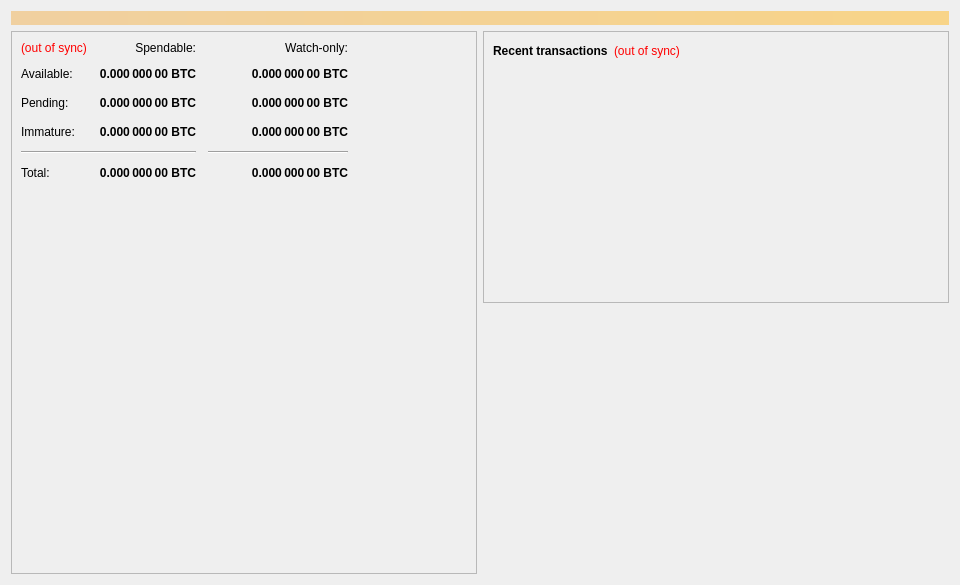
Above: src/qt/forms/overviewpage.ui from tvl83/MNPCoin-PolisCore before the change. Below: the same form after it.
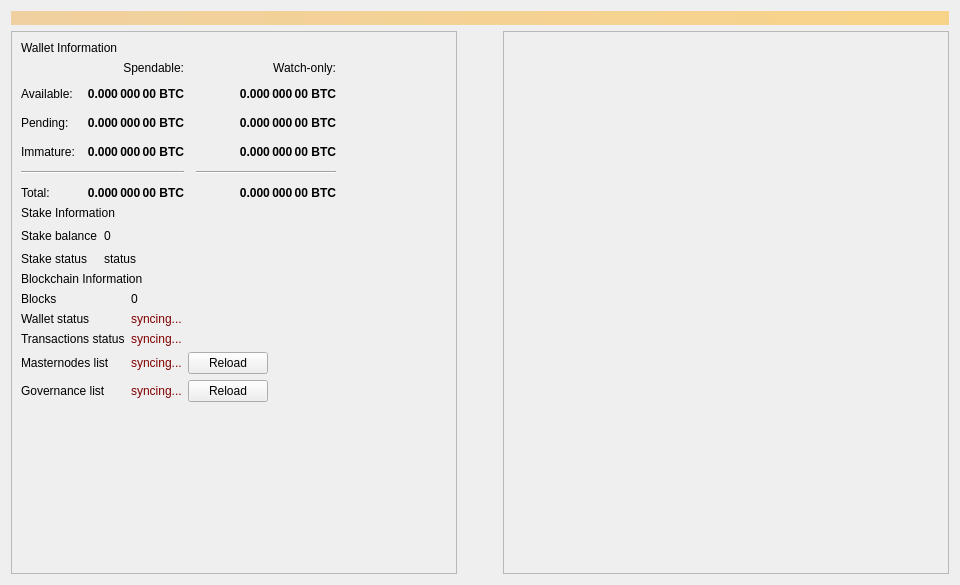
That is the form after the change.

Patch:
```diff
--- a/src/qt/forms/overviewpage.ui
+++ b/src/qt/forms/overviewpage.ui
@@ -40,7 +40,7 @@
     </widget>
    </item>
    <item>
-    <layout class="QHBoxLayout" name="horizontalLayout" stretch="1,1">
+    <layout class="QHBoxLayout" name="horizontalLayout" stretch="1,0,1">
      <item>
       <layout class="QVBoxLayout" name="verticalLayout_2">
        <item>
@@ -52,18 +52,26 @@
           <enum>QFrame::Raised</enum>
          </property>
          <layout class="QVBoxLayout" name="verticalLayout_4">
+          <item>
+           <layout class="QVBoxLayout" name="verticalLayout_6">
+            <item>
+             <widget class="QLabel" name="labelWalletInfo">
+              <property name="text">
+               <string>Wallet Information</string>
+              </property>
+             </widget>
+            </item>
+           </layout>
+          </item>
           <item>
            <layout class="QGridLayout" name="gridLayout">
             <property name="spacing">
              <number>12</number>
             </property>
-            <item row="0" column="1">
-             <widget class="QLabel" name="labelSpendable">
-              <property name="text">
-               <string>Spendable:</string>
-              </property>
-              <property name="alignment">
-               <set>Qt::AlignRight|Qt::AlignTrailing|Qt::AlignVCenter</set>
+            <item row="4" column="0" colspan="2">
+             <widget class="Line" name="lineSpendableBalance">
+              <property name="orientation">
+               <enum>Qt::Horizontal</enum>
               </property>
              </widget>
             </item>
@@ -92,10 +100,13 @@
               </property>
              </widget>
             </item>
-            <item row="4" column="0" colspan="2">
-             <widget class="Line" name="lineSpendableBalance">
-              <property name="orientation">
-               <enum>Qt::Horizontal</enum>
+            <item row="0" column="1">
+             <widget class="QLabel" name="labelSpendable">
+              <property name="text">
+               <string>Spendable:</string>
+              </property>
+              <property name="alignment">
+               <set>Qt::AlignRight|Qt::AlignTrailing|Qt::AlignVCenter</set>
               </property>
              </widget>
             </item>
@@ -280,13 +291,6 @@
               </property>
              </widget>
             </item>
-            <item row="1" column="0">
-             <widget class="QLabel" name="labelBalanceText">
-              <property name="text">
-               <string>Available:</string>
-              </property>
-             </widget>
-            </item>
             <item row="1" column="1">
              <widget class="QLabel" name="labelBalance">
               <property name="font">
@@ -344,42 +348,214 @@
               </property>
              </widget>
             </item>
+            <item row="1" column="0">
+             <widget class="QLabel" name="labelBalanceText">
+              <property name="text">
+               <string>Available:</string>
+              </property>
+             </widget>
+            </item>
+           </layout>
+          </item>
+          <item>
+           <layout class="QVBoxLayout" name="verticalLayout_5">
+            <item>
+             <widget class="QLabel" name="labelStakeInfo">
+              <property name="text">
+               <string>Stake Information</string>
+              </property>
+             </widget>
+            </item>
+           </layout>
+          </item>
+          <item>
+           <layout class="QGridLayout" name="gridLayout_2">
+            <item row="0" column="1">
+             <widget class="QLabel" name="labelStake">
+              <property name="text">
+               <string>0</string>
+              </property>
+             </widget>
+            </item>
             <item row="0" column="0">
+             <widget class="QLabel" name="labelStakeText">
+              <property name="text">
+               <string>Stake balance</string>
+              </property>
+             </widget>
+            </item>
+            <item row="1" column="0">
+             <widget class="QLabel" name="labelStakeStatusText">
+              <property name="text">
+               <string>Stake status</string>
+              </property>
+             </widget>
+            </item>
+            <item row="1" column="1">
+             <widget class="QLabel" name="labelStakeStatus">
+              <property name="text">
+               <string>status</string>
+              </property>
+             </widget>
+            </item>
+            <item row="0" column="2">
+             <spacer name="horizontalSpacer_5">
+              <property name="orientation">
+               <enum>Qt::Horizontal</enum>
+              </property>
+              <property name="sizeHint" stdset="0">
+               <size>
+                <width>40</width>
+                <height>20</height>
+               </size>
+              </property>
+             </spacer>
+            </item>
+           </layout>
+          </item>
+          <item>
+           <layout class="QVBoxLayout" name="verticalLayout_8">
+            <item>
+             <widget class="QLabel" name="labelChainInfoText">
+              <property name="text">
+               <string>Blockchain Information</string>
+              </property>
+             </widget>
+            </item>
+           </layout>
+          </item>
+          <item>
+           <layout class="QGridLayout" name="gridLayout_4">
+            <item row="3" column="0">
+             <widget class="QLabel" name="labelMnListText">
+              <property name="text">
+               <string>Masternodes list</string>
+              </property>
+             </widget>
+            </item>
+            <item row="0" column="1">
+             <widget class="QLabel" name="labelBlocks">
+              <property name="text">
+               <string>0</string>
+              </property>
+             </widget>
+            </item>
+            <item row="2" column="0">
+             <widget class="QLabel" name="labelTransactionsStatusText">
+              <property name="text">
+               <string>Transactions status</string>
+              </property>
+             </widget>
+            </item>
+            <item row="3" column="3">
+             <widget class="QPushButton" name="pushButton_5">
+              <property name="text">
+               <string>Reload</string>
+              </property>
+             </widget>
+            </item>
+            <item row="2" column="1">
+             <widget class="QLabel" name="labelTransactionsStatus">
+              <property name="text">
+               <string>&lt;html&gt;&lt;head/&gt;&lt;body&gt;&lt;p&gt;&lt;span style=&quot; color:#800000;&quot;&gt;syncing...&lt;/span&gt;&lt;/p&gt;&lt;/body&gt;&lt;/html&gt;</string>
+              </property>
+             </widget>
+            </item>
+            <item row="4" column="1">
+             <widget class="QLabel" name="labelGobjectList">
+              <property name="text">
+               <string>&lt;html&gt;&lt;head/&gt;&lt;body&gt;&lt;p&gt;&lt;span style=&quot; color:#800000;&quot;&gt;syncing...&lt;/span&gt;&lt;/p&gt;&lt;/body&gt;&lt;/html&gt;</string>
+              </property>
+             </widget>
+            </item>
+            <item row="1" column="1">
              <widget class="QLabel" name="labelWalletStatus">
-              <property name="toolTip">
-               <string>The displayed information may be out of date. Your wallet automatically synchronizes with the Polis network after a connection is established, but this process has not completed yet.</string>
+              <property name="text">
+               <string>&lt;html&gt;&lt;head/&gt;&lt;body&gt;&lt;p&gt;&lt;span style=&quot; color:#800000;&quot;&gt;syncing...&lt;/span&gt;&lt;/p&gt;&lt;/body&gt;&lt;/html&gt;</string>
               </property>
-              <property name="styleSheet">
-               <string notr="true">QLabel { color: red; }</string>
+             </widget>
+            </item>
+            <item row="4" column="0">
+             <widget class="QLabel" name="labelGobjectListText">
+              <property name="text">
+               <string>Governance list</string>
               </property>
+             </widget>
+            </item>
+            <item row="0" column="0">
+             <widget class="QLabel" name="labelBlocksText">
               <property name="text">
-               <string notr="true">(out of sync)</string>
+               <string>Blocks</string>
               </property>
-              <property name="alignment">
-               <set>Qt::AlignLeading|Qt::AlignLeft|Qt::AlignVCenter</set>
+             </widget>
+            </item>
+            <item row="4" column="3">
+             <widget class="QPushButton" name="pushButton_6">
+              <property name="text">
+               <string>Reload</string>
               </property>
              </widget>
             </item>
-            <item row="6" column="0">
-             <spacer name="verticalSpacer">
+            <item row="1" column="0">
+             <widget class="QLabel" name="labelWalletStatusText">
+              <property name="text">
+               <string>Wallet status</string>
+              </property>
+             </widget>
+            </item>
+            <item row="3" column="1">
+             <widget class="QLabel" name="labelMnList">
+              <property name="text">
+               <string>&lt;html&gt;&lt;head/&gt;&lt;body&gt;&lt;p&gt;&lt;span style=&quot; color:#800000;&quot;&gt;syncing...&lt;/span&gt;&lt;/p&gt;&lt;/body&gt;&lt;/html&gt;</string>
+              </property>
+             </widget>
+            </item>
+            <item row="3" column="4">
+             <spacer name="horizontalSpacer">
               <property name="orientation">
-               <enum>Qt::Vertical</enum>
+               <enum>Qt::Horizontal</enum>
               </property>
               <property name="sizeHint" stdset="0">
                <size>
-                <width>20</width>
-                <height>40</height>
+                <width>40</width>
+                <height>20</height>
                </size>
               </property>
              </spacer>
             </item>
            </layout>
           </item>
+          <item>
+           <spacer name="verticalSpacer">
+            <property name="orientation">
+             <enum>Qt::Vertical</enum>
+            </property>
+            <property name="sizeHint" stdset="0">
+             <size>
+              <width>20</width>
+              <height>40</height>
+             </size>
+            </property>
+           </spacer>
+          </item>
          </layout>
         </widget>
        </item>
       </layout>
      </item>
+     <item>
+      <spacer name="horizontalSpacer_3">
+       <property name="orientation">
+        <enum>Qt::Horizontal</enum>
+       </property>
+       <property name="sizeHint" stdset="0">
+        <size>
+         <width>40</width>
+         <height>20</height>
+        </size>
+       </property>
+      </spacer>
+     </item>
      <item>
       <layout class="QVBoxLayout" name="verticalLayout_3">
        <item>
@@ -392,86 +568,44 @@
          </property>
          <layout class="QVBoxLayout" name="verticalLayout">
           <item>
-           <layout class="QHBoxLayout" name="horizontalLayout_2">
+           <spacer name="verticalSpacer_3">
+            <property name="orientation">
+             <enum>Qt::Vertical</enum>
+            </property>
+            <property name="sizeHint" stdset="0">
+             <size>
+              <width>20</width>
+              <height>40</height>
+             </size>
+            </property>
+           </spacer>
+          </item>
+          <item>
+           <layout class="QHBoxLayout" name="horizontalLayout_13">
             <item>
-             <widget class="QLabel" name="label_4">
-              <property name="font">
-               <font>
-                <weight>75</weight>
-                <bold>true</bold>
-               </font>
-              </property>
-              <property name="text">
-               <string>Recent transactions</string>
-              </property>
-             </widget>
-            </item>
-            <item>
-             <widget class="QLabel" name="labelTransactionsStatus">
-              <property name="toolTip">
-               <string>The displayed information may be out of date. Your wallet automatically synchronizes with the Polis network after a connection is established, but this process has not completed yet.</string>
-              </property>
+             <widget class="QListView" name="listTransactions">
               <property name="styleSheet">
-               <string notr="true">QLabel { color: red; }</string>
+               <string notr="true">QListView { background: transparent; }</string>
               </property>
-              <property name="text">
-               <string notr="true">(out of sync)</string>
+              <property name="frameShape">
+               <enum>QFrame::NoFrame</enum>
               </property>
-              <property name="alignment">
-               <set>Qt::AlignLeading|Qt::AlignLeft|Qt::AlignVCenter</set>
+              <property name="verticalScrollBarPolicy">
+               <enum>Qt::ScrollBarAlwaysOff</enum>
+              </property>
+              <property name="horizontalScrollBarPolicy">
+               <enum>Qt::ScrollBarAlwaysOff</enum>
+              </property>
+              <property name="selectionMode">
+               <enum>QAbstractItemView::NoSelection</enum>
               </property>
              </widget>
             </item>
-            <item>
-             <spacer name="horizontalSpacer">
-              <property name="orientation">
-               <enum>Qt::Horizontal</enum>
-              </property>
-              <property name="sizeHint" stdset="0">
-               <size>
-                <width>40</width>
-                <height>20</height>
-               </size>
-              </property>
-             </spacer>
-            </item>
            </layout>
           </item>
-          <item>
-           <widget class="QListView" name="listTransactions">
-            <property name="styleSheet">
-             <string notr="true">QListView { background: transparent; }</string>
-            </property>
-            <property name="frameShape">
-             <enum>QFrame::NoFrame</enum>
-            </property>
-            <property name="verticalScrollBarPolicy">
-             <enum>Qt::ScrollBarAlwaysOff</enum>
-            </property>
-            <property name="horizontalScrollBarPolicy">
-             <enum>Qt::ScrollBarAlwaysOff</enum>
-            </property>
-            <property name="selectionMode">
-             <enum>QAbstractItemView::NoSelection</enum>
-            </property>
-           </widget>
-          </item>
          </layout>
         </widget>
        </item>
-       <item>
-        <spacer name="verticalSpacer_2">
-         <property name="orientation">
-          <enum>Qt::Vertical</enum>
-         </property>
-         <property name="sizeHint" stdset="0">
-          <size>
-           <width>20</width>
-           <height>40</height>
-          </size>
-         </property>
-        </spacer>
-       </item>
       </layout>
      </item>
     </layout>
```
